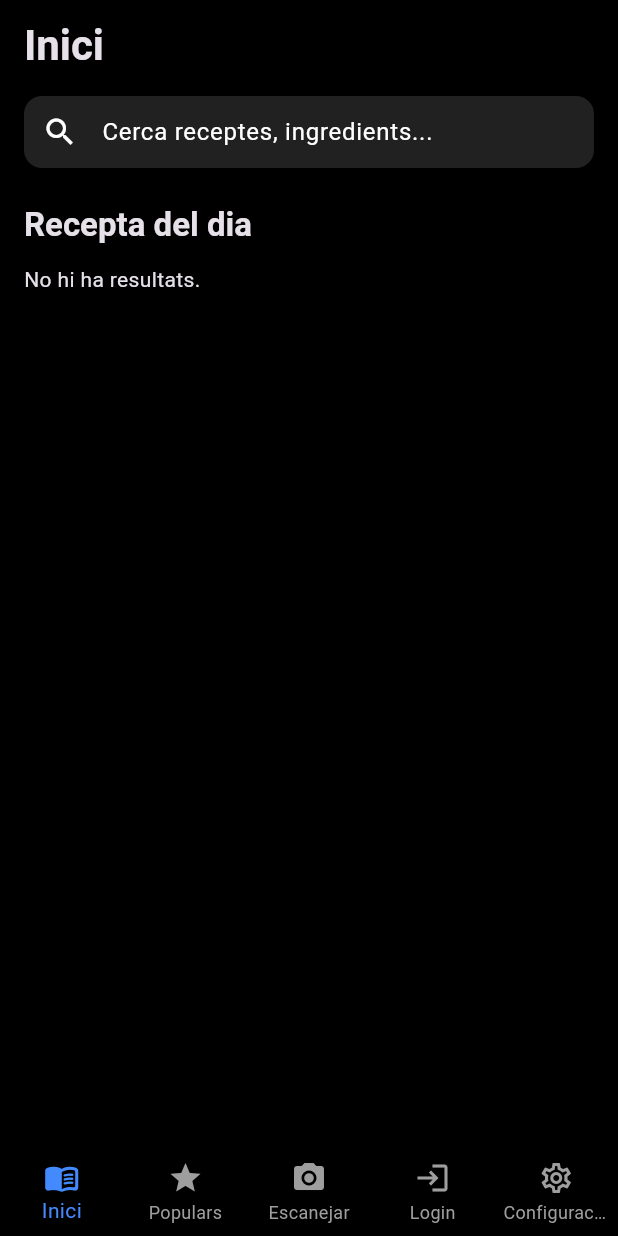
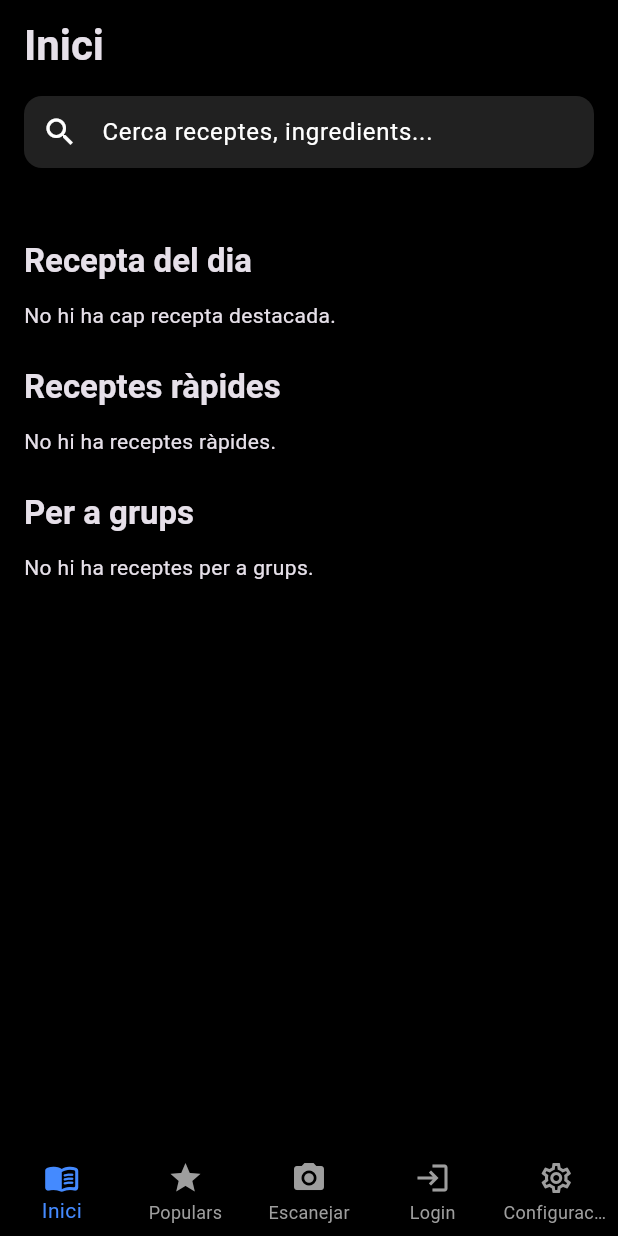
Before and after one commit to isma-fernandez/RecipeAI, a Flutter app: the screen it shows after launch, on a phone screen of 412 x 824 dp. Run offline on Flutter 3.47's test engine with Material 3 defaults, Android fonts, the phone set to English and light mode, and no system bars; our stand-ins replace camera, cloud_firestore, cloud_functions, firebase_auth, firebase_core, firebase_storage and 1 more; accounts and stored records are empty.

Commit message:
Inicio: recetas rápidas, para grupo, barra búsqueda

```diff
--- a/lib/screens/recipes_screen.dart
+++ b/lib/screens/recipes_screen.dart
@@ -1,5 +1,3 @@
-// lib/screens/recipes_screen.dart
-
 import 'package:cloud_firestore/cloud_firestore.dart';
 import 'package:flutter/material.dart';
 import '../widgets/search_input.dart';
@@ -36,14 +34,9 @@ class _IniciScreenState extends State<IniciScreen> {
   }
 
   List<Recipe> get filteredRecipes {
-    if (searchQuery.isEmpty) {
-      // Mostrar receta con más likes
-      allRecipes.sort((a, b) => b.likes.compareTo(a.likes));
-      return allRecipes.isNotEmpty ? [allRecipes.first] : [];
-    }
-
+    if (searchQuery.isEmpty) return [];
+    final query = searchQuery.toLowerCase();
     return allRecipes.where((recipe) {
-      final query = searchQuery.toLowerCase();
       final titleMatch = recipe.title.toLowerCase().contains(query);
       final ingredientMatch = recipe.ingredients.any(
             (ingredient) => ingredient.toLowerCase().contains(query),
@@ -51,6 +44,18 @@ class _IniciScreenState extends State<IniciScreen> {
       return titleMatch || ingredientMatch;
     }).toList();
   }
+
+  Recipe? get recipeOfTheDay {
+    if (allRecipes.isEmpty) return null;
+    allRecipes.sort((a, b) => b.likes.compareTo(a.likes));
+    return allRecipes.first;
+  }
+
+  List<Recipe> get quickRecipes =>
+      allRecipes.where((r) => r.duration <= 20).toList();
+
+  List<Recipe> get groupRecipes =>
+      allRecipes.where((r) => r.numberOfPeople >= 4).toList();
 
   void onSearchChanged(String value) {
     setState(() {
@@ -78,21 +83,56 @@ class _IniciScreenState extends State<IniciScreen> {
             const SizedBox(height: 16),
             SearchInput(onChanged: onSearchChanged),
             const SizedBox(height: 24),
-            Text(
-              searchQuery.isEmpty ? 'Recepta del dia' : 'Resultats de la cerca',
+            Expanded(
+              child: ListView(
+                children: [
+                  if (searchQuery.isNotEmpty) ...[
+                    sectionTitle('Resultats de la cerca'),
+                    if (results.isNotEmpty)
+                      ...results.map(buildRecipeCard).toList()
+                    else
+                      const Text('No hi ha resultats.'),
+                  ] else ...[
+                    sectionTitle('Recepta del dia'),
+                    if (recipeOfTheDay != null)
+                      buildRecipeCard(recipeOfTheDay!)
+                    else
+                      const Text('No hi ha cap recepta destacada.'),
+
+                    sectionTitle('Receptes ràpides'),
+                    if (quickRecipes.isNotEmpty)
+                      ...quickRecipes.map(buildRecipeCard).toList()
+                    else
+                      const Text('No hi ha receptes ràpides.'),
+
+                    sectionTitle('Per a grups'),
+                    if (groupRecipes.isNotEmpty)
+                      ...groupRecipes.map(buildRecipeCard).toList()
+                    else
+                      const Text('No hi ha receptes per a grups.'),
+                  ]
+                ],
+              ),
+            ),
+          ],
+        ),
+      ),
+    );
+  }
+
+  Widget sectionTitle(String title) {
+    return Padding(
+      padding: const EdgeInsets.only(top: 24.0, bottom: 12.0),
+      child: Text(
+        title,
         style: Theme.of(context).textTheme.titleLarge?.copyWith(
           fontWeight: FontWeight.bold,
         ),
       ),
-            const SizedBox(height: 12),
-            if (results.isEmpty)
-              const Text('No hi ha resultats.')
-            else
-              Expanded(
-                child: ListView.builder(
-                  itemCount: results.length,
-                  itemBuilder: (context, index) {
-                    final recipe = results[index];
+    );
+  }
+
+  Widget buildRecipeCard(Recipe recipe) {
     return GestureDetector(
       onTap: () {
         Navigator.of(context).push(
@@ -138,10 +178,7 @@ class _IniciScreenState extends State<IniciScreen> {
                     recipe.title.isNotEmpty
                         ? recipe.title
                         : 'Recepta sense nom',
-                                    style: Theme.of(context)
-                                        .textTheme
-                                        .titleMedium
-                                        ?.copyWith(
+                    style: Theme.of(context).textTheme.titleMedium?.copyWith(
                       fontWeight: FontWeight.bold,
                       color: Colors.black,
                     ),
@@ -149,8 +186,7 @@ class _IniciScreenState extends State<IniciScreen> {
                   const SizedBox(height: 8),
                   Row(
                     children: [
-                                      const Icon(Icons.people,
-                                          size: 16, color: Colors.black),
+                      const Icon(Icons.people, size: 16, color: Colors.black),
                       const SizedBox(width: 4),
                       Text(
                         '${recipe.numberOfPeople} persones',
@@ -160,8 +196,7 @@ class _IniciScreenState extends State<IniciScreen> {
                             ?.copyWith(color: Colors.black),
                       ),
                       const SizedBox(width: 12),
-                                      const Icon(Icons.schedule,
-                                          size: 16, color: Colors.black),
+                      const Icon(Icons.schedule, size: 16, color: Colors.black),
                       const SizedBox(width: 4),
                       Text(
                         '${recipe.duration} min',
@@ -179,12 +214,5 @@ class _IniciScreenState extends State<IniciScreen> {
         ),
       ),
     );
-                  },
-                ),
-              ),
-          ],
-        ),
-      ),
-    );
   }
 }
```
Lines whose indentation alone changed are shown as unchanged.
